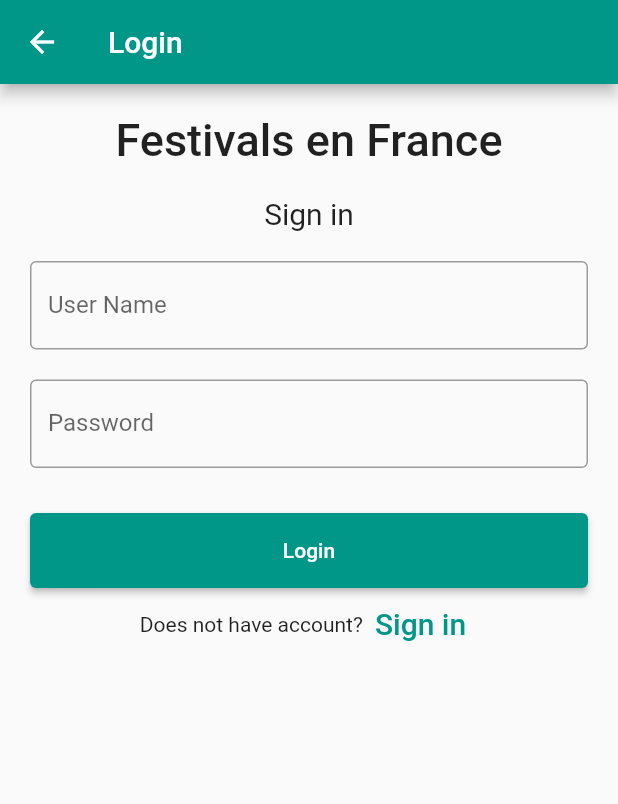
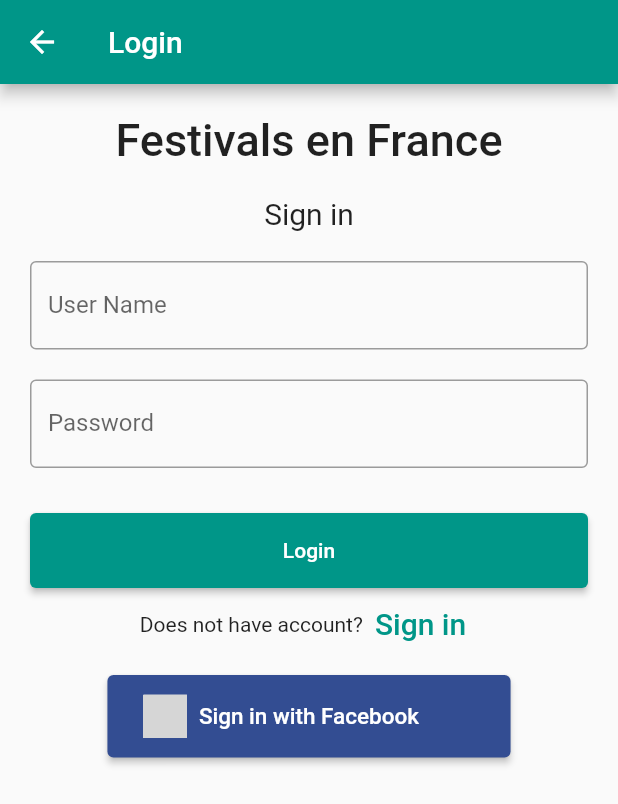
Before and after one commit to ErikaMiklos/zhack_a_front_mobile, a Flutter app: the screen it shows after launch, after a tap on "Login", on a phone screen of 412 x 824 dp. Shown: the top 804 px of the screen. Run offline on Flutter 3.47's test engine with Material 2 defaults, Android fonts, the light colour scheme and no system bars; drawn by our look-alikes of social_login_buttons; our stand-ins replace bloc, carousel_slider, flutter_bloc; network calls fail; grey boxes are pictures that could not be loaded.

Commit message:
ajout facebook login button

```diff
--- a/lib/ui/pages/details.page.dart
+++ b/lib/ui/pages/details.page.dart
@@ -14,7 +14,6 @@
         title: Text(festival.login),
       ),
       body: Padding(padding: const EdgeInsets.all(12.0),
-        child: Center(
         child: Container(
           height: 500.0,
           decoration: BoxDecoration(
@@ -74,7 +73,6 @@
           ),
         ),
       ),
-      ),
     );
   }
 }
--- a/lib/ui/pages/listfestivals.page.dart
+++ b/lib/ui/pages/listfestivals.page.dart
@@ -70,6 +70,7 @@
                     child: ListView.builder(
                       itemCount: state.listFestivals.items.length,
                       itemBuilder: (context,index) {
+                        //instance of festival
                         Festival festival = state.listFestivals.items[index];
                         return Card(
                           child: ListTile(
@@ -81,7 +82,7 @@
                                 style: Theme.of(context).textTheme.bodyText2),
                             leading: Text("${state.listFestivals.items[index].score}",
                                 style: Theme.of(context).textTheme.bodyText2),
-                            trailing: Icon(Icons.arrow_forward_rounded),
+                            trailing: const Icon(Icons.arrow_forward_rounded),
                             onTap: () {
                               Navigator.push(context,
                                   MaterialPageRoute(
--- a/lib/ui/widgets/login.widget.dart
+++ b/lib/ui/widgets/login.widget.dart
@@ -1,4 +1,5 @@
 import 'package:flutter/material.dart';
+import 'package:social_login_buttons/social_login_buttons.dart';
 
 import '../pages/listfestivals.page.dart';
 
@@ -74,6 +75,7 @@
                 )
             ),
             Row(
+              mainAxisAlignment: MainAxisAlignment.center,
               children: <Widget>[
                 const Text('Does not have account?'),
                 TextButton(
@@ -81,13 +83,20 @@
                     'Sign in',
                     style: TextStyle(fontSize: 20),
                   ),
-                  onPressed: () {
-                    //signup screen
-                  },
-                )
+                  onPressed: () {},
+                ),
               ],
-              mainAxisAlignment: MainAxisAlignment.center,
             ),
+            const SizedBox(height: 10,),
+            Row(
+                mainAxisAlignment: MainAxisAlignment.center,
+              children: <Widget>[
+              SocialLoginButton(
+                buttonType: SocialLoginButtonType.facebook,
+                onPressed: () {},
+              ),
+              ]
+            )
           ],
         ));
   }
--- a/pubspec.yaml
+++ b/pubspec.yaml
@@ -40,6 +40,8 @@
   flutter_bloc: ^8.1.1
   carousel_slider: ^4.1.1
   http: ^0.13.5
+  social_login_buttons: ^1.0.7
+  flutter_social_content_share: ^1.0.2
 
 dev_dependencies:
   flutter_test:
```
Also changed, not shown: pubspec.lock. Lines whose indentation alone changed are shown as unchanged.
